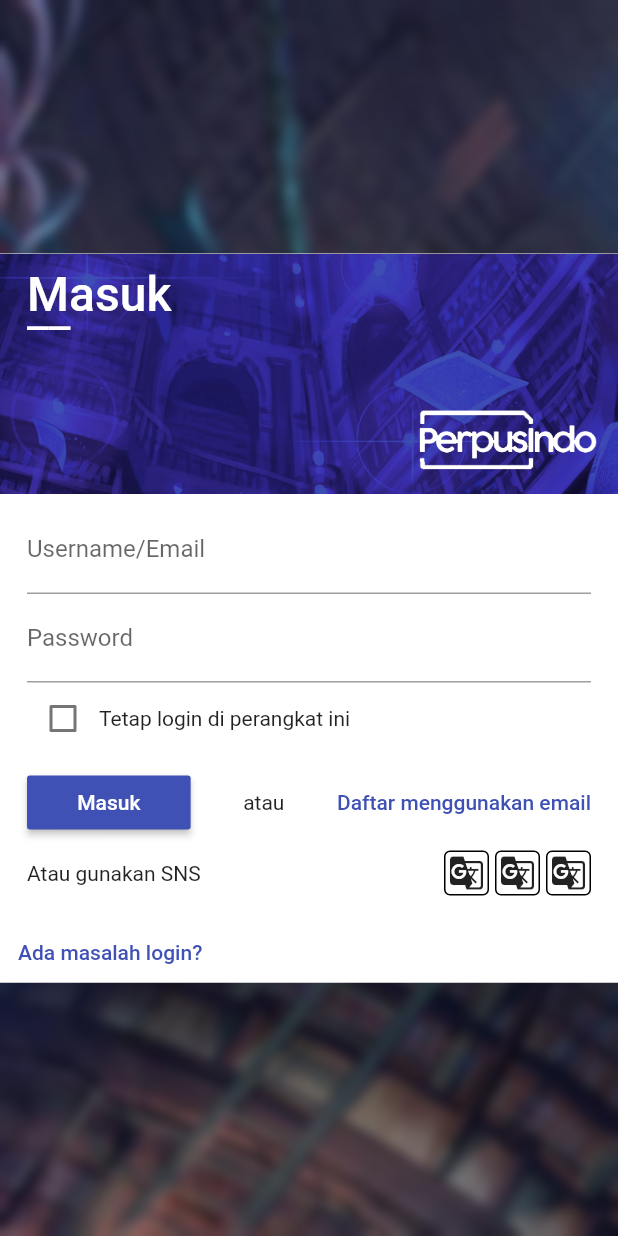
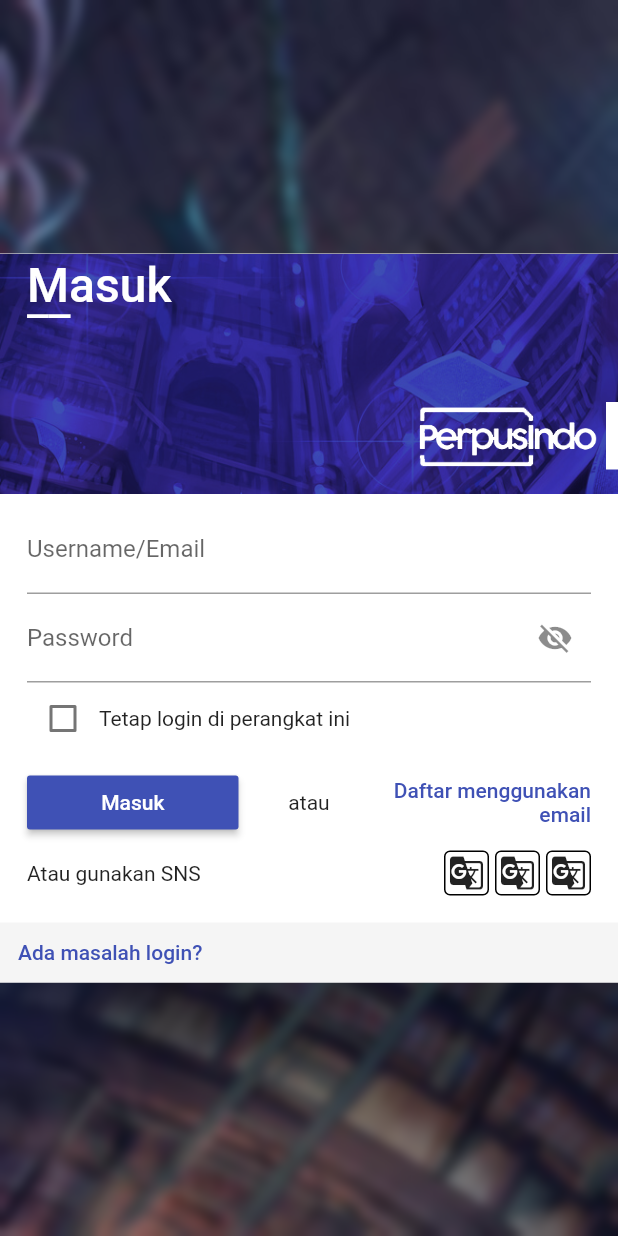
Before and after one commit to zerokira98/perpusindo_v1, a Flutter app: the LoginForm screen opened directly, on a phone screen of 412 x 824 dp. Run offline on Flutter 3.47's test engine with Material 2 defaults, Android fonts, the phone set to English and light mode, and no system bars; our stand-ins replace sensors.

Commit message:
Update loginui.dart

```diff
--- a/lib/loginui.dart
+++ b/lib/loginui.dart
@@ -10,11 +10,15 @@ class LoginForm extends StatefulWidget {
   _LoginFormState createState() => _LoginFormState();
 }
 
-class _LoginFormState extends State<LoginForm> {
+class _LoginFormState extends State<LoginForm>
+    with SingleTickerProviderStateMixin {
+  Animation myanimation;
+  AnimationController anicont;
   TextEditingController email = TextEditingController();
   TextEditingController password = TextEditingController();
   FocusNode fsEmail = FocusNode();
   FocusNode fsPassword = FocusNode();
+  bool securetext = true;
   bool check = false;
   AccelerometerEvent event;
   StreamSubscription accel;
@@ -22,11 +26,16 @@ class _LoginFormState extends State<LoginForm> {
   Timer timer;
   double loading = 0;
   bool tapped = false;
+  bool ready = false;
   Alignment ali = Alignment(-0.1, 0);
   // Alignment alib = Alignment(0, 0);
   @override
   void initState() {
     // TODO: implement initState
+
+    anicont =
+        AnimationController(vsync: this, duration: Duration(milliseconds: 750));
+    myanimation = Tween(begin: 0.0, end: 1.0).animate(anicont);
     accel = accelerometerEvents.listen((AccelerometerEvent even) {
       setState(() {
         event = even;
@@ -42,6 +51,7 @@ class _LoginFormState extends State<LoginForm> {
   @override
   void dispose() {
     // TODO: implement dispose
+    anicont.dispose();
     accel.cancel();
     timer.cancel();
     super.dispose();
@@ -75,7 +85,7 @@ class _LoginFormState extends State<LoginForm> {
               ),
             ),
             Positioned(
-              top: 8,
+              top: 2,
               left: 18,
               child: SafeArea(
                 child: Text(
@@ -88,7 +98,7 @@ class _LoginFormState extends State<LoginForm> {
               ),
             ),
             Positioned(
-                top: 18,
+                top: 10,
                 left: 18,
                 child: SafeArea(
                   child: Text(
@@ -97,8 +107,8 @@ class _LoginFormState extends State<LoginForm> {
                   ),
                 )),
             AnimatedPositioned(
-                duration: Duration(milliseconds: 300),
-                bottom: 14,
+                duration: Duration(milliseconds: 245),
+                bottom: 16,
                 right: 14 + loading, //14
                 child: Image.asset(
                   'images/pilogo.png',
@@ -107,23 +117,34 @@ class _LoginFormState extends State<LoginForm> {
                 )),
             AnimatedPositioned(
               duration: Duration(milliseconds: 300),
-                bottom: 14,
-                right: 14 - 52 + loading,
-                child: CircularProgressIndicator()),
+              bottom: 16,
+              right: 14 - 70 + loading,
+              child: Container(
+                height: 45,
+                padding:
+                    EdgeInsets.only(top: 6, bottom: 6, left: 12, right: 16),
+                color: Colors.white,
+                child: AnimatedSwitcher(
+                  duration: Duration(milliseconds: 200),
+                  child: !ready
+                      ? CircularProgressIndicator()
+                      : AnimatedIcon(
+                          icon: AnimatedIcons.pause_play,
+                          color: Colors.green,
+                          size: 28,
+                          progress: myanimation),
+                ),
+              ),
+            ),
           ],
         ),
       );
     }
 
-    Widget bottom(int orients) {
-      int orient = orients;
-      if (orient == 0) {
-        return Container(
-          child: Column(
-            crossAxisAlignment: CrossAxisAlignment.start,
-            mainAxisAlignment: MainAxisAlignment.spaceEvenly,
-            mainAxisSize: MainAxisSize.max,
-            children: <Widget>[
+    List<Widget> bottomStatic() {
+      return [
+        Container(),
+        Container(),
         Container(
           padding: EdgeInsets.only(top: 8, left: 18, right: 18),
           child: Column(
@@ -140,8 +161,7 @@ class _LoginFormState extends State<LoginForm> {
                         fsEmail.unfocus();
                         FocusScope.of(context).requestFocus(fsPassword);
                       },
-                            decoration:
-                                InputDecoration(labelText: 'Username/Email'),
+                      decoration: InputDecoration(labelText: 'Username/Email'),
 
                       // decoration:,
                     ),
@@ -154,8 +174,19 @@ class _LoginFormState extends State<LoginForm> {
                     child: TextFormField(
                       controller: password,
                       focusNode: fsPassword,
-                            obscureText: true,
-                            decoration: InputDecoration(labelText: 'Password'),
+                      obscureText: securetext,
+                      decoration: InputDecoration(
+                          labelText: 'Password',
+                          suffixIcon: InkWell(
+                            onTap: () {
+                              setState(() {
+                                securetext = !securetext;
+                              });
+                            },
+                            child: Icon(securetext
+                                ? Icons.visibility_off
+                                : Icons.visibility),
+                          )),
                     ),
                   ),
                 ],
@@ -186,33 +217,49 @@ class _LoginFormState extends State<LoginForm> {
               Row(
                 mainAxisAlignment: MainAxisAlignment.spaceBetween,
                 children: <Widget>[
-                        MaterialButton(
+                  Expanded(
+                    flex: 3,
+                    child: MaterialButton(
                       onPressed: () {
                         setState(() {
                           tapped = !tapped;
                           if (tapped) {
                             loading = 50;
+                            Future.delayed(Duration(seconds: 5), () {
+                              setState(() {
+                                ready = !ready;
+                                anicont.forward();
+                              });
+                            });
                           } else {
                             loading = 0;
+                            setState(() {
+                              ready = !ready;
+                              anicont.reverse();
+                            });
                           }
                         });
                       },
                       child: Padding(
-                            padding:
-                                const EdgeInsets.only(left: 14.0, right: 14),
+                        padding: const EdgeInsets.only(left: 2.0, right: 2),
                         child: Text(' Masuk '),
                       ),
                       textColor: Colors.white,
                       color: Theme.of(context).primaryColor,
                     ),
-                        Text('atau'),
-                        InkWell(
+                  ),
+                  Expanded(flex: 2, child: Center(child: Text('atau'))),
+                  Expanded(
+                    flex: 3,
+                    child: InkWell(
                       onTap: () {},
                       child: Text(
                         'Daftar menggunakan email',
+                        textAlign: TextAlign.end,
                         style: TextStyle(
                           fontWeight: FontWeight.w500,
                           color: Theme.of(context).primaryColor,
+                        ),
                       ),
                     ),
                   ),
@@ -227,13 +274,16 @@ class _LoginFormState extends State<LoginForm> {
                   Text('Atau gunakan SNS'),
                   Row(
                     children: <Widget>[
-                            Container(
+                      InkWell(
+                        onTap: () {},
+                        child: Container(
                           child: Icon(Icons.g_translate),
                           margin: EdgeInsets.only(left: 4),
                           padding: EdgeInsets.all(2),
                           decoration: BoxDecoration(
                               border: Border.all(),
                               borderRadius: BorderRadius.circular(4)),
+                        ),
                       ),
                       Container(
                         child: Icon(Icons.g_translate),
@@ -264,7 +314,9 @@ class _LoginFormState extends State<LoginForm> {
         // Spacer(),
         Container(
           padding: EdgeInsets.all(12),
-                color: Colors.white,
+          color: Theme.of(context).brightness == Brightness.dark
+              ? Colors.white
+              : Colors.grey[100],
           child: InkWell(
             onTap: () {},
             child: Text(
@@ -276,7 +328,21 @@ class _LoginFormState extends State<LoginForm> {
           ),
           width: double.maxFinite,
         )
-            ],
+      ];
+    }
+
+    Widget bottom(int orients) {
+      int orient = orients;
+
+      Widget statis = Container();
+
+      if (orient == 0) {
+        return Container(
+          child: Column(
+            crossAxisAlignment: CrossAxisAlignment.start,
+            mainAxisAlignment: MainAxisAlignment.spaceEvenly,
+            mainAxisSize: MainAxisSize.max,
+            children: bottomStatic(),
           ),
         );
       } else {
@@ -285,151 +351,7 @@ class _LoginFormState extends State<LoginForm> {
           // color: Colors.blue,
           child: Column(
             mainAxisAlignment: MainAxisAlignment.spaceBetween,
-            children: <Widget>[
-              Container(),
-              Container(),
-              Container(
-                padding: EdgeInsets.only(top: 8, left: 18, right: 18),
-                child: Column(
-                  children: <Widget>[
-                    Row(
-                      children: <Widget>[
-                        Expanded(
-                          child: TextFormField(
-                            controller: email,
-                            focusNode: fsEmail,
-                            textInputAction: TextInputAction.next,
-                            // onSubmitted: ,
-                            onFieldSubmitted: (val) {
-                              fsEmail.unfocus();
-                              FocusScope.of(context).requestFocus(fsPassword);
-                            },
-                            decoration:
-                                InputDecoration(labelText: 'Username/Email'),
-
-                            // decoration:,
-                          ),
-                        ),
-                      ],
-                    ),
-                    Row(
-                      children: <Widget>[
-                        Expanded(
-                          child: TextFormField(
-                            controller: password,
-                            focusNode: fsPassword,
-                            obscureText: true,
-                            decoration: InputDecoration(labelText: 'Password'),
-                          ),
-                        ),
-                      ],
-                    ),
-                    Row(
-                      children: <Widget>[
-                        Checkbox(
-                            value: true,
-                            onChanged: (val) {
-                              setState(() {});
-                            }),
-                        Text('Tetap login di perangkat ini'),
-                      ],
-                    ),
-                    SizedBox(
-                      height: 8,
-                    ),
-                    Row(
-                      mainAxisAlignment: MainAxisAlignment.spaceBetween,
-                      children: <Widget>[
-                        MaterialButton(
-                          onPressed: () {},
-                          child: Padding(
-                            padding:
-                                const EdgeInsets.only(left: 14.0, right: 14),
-                            child: Text(' Masuk '),
-                          ),
-                          textColor: Colors.white,
-                          color: Theme.of(context).accentColor,
-                        ),
-                        Text('atau'),
-                        Text(
-                          'Daftar menggunakan email',
-                          style: TextStyle(
-                            fontWeight: FontWeight.w500,
-                            color:
-                                Theme.of(context).brightness == Brightness.light
-                                    ? Theme.of(context).primaryColor
-                                    : Colors.orange,
-                          ),
-                        ),
-                      ],
-                    ),
-                    SizedBox(
-                      height: 8,
-                    ),
-                    Row(
-                      mainAxisAlignment: MainAxisAlignment.spaceBetween,
-                      children: <Widget>[
-                        Text('Atau gunakan SNS'),
-                        Row(
-                          children: <Widget>[
-                            Container(
-                              child: Icon(
-                                Icons.g_translate,
-                                size: 18,
-                              ),
-                              margin: EdgeInsets.only(left: 4),
-                              padding: EdgeInsets.all(6),
-                              decoration: BoxDecoration(
-                                  border: Border.all(),
-                                  borderRadius: BorderRadius.circular(18)),
-                            ),
-                            Container(
-                              child: Icon(
-                                Icons.g_translate,
-                                size: 18,
-                              ),
-                              margin: EdgeInsets.only(left: 4),
-                              padding: EdgeInsets.all(6),
-                              decoration: BoxDecoration(
-                                  border: Border.all(),
-                                  borderRadius: BorderRadius.circular(18)),
-                            ),
-                            Container(
-                              child: Icon(
-                                Icons.g_translate,
-                                size: 18,
-                              ),
-                              margin: EdgeInsets.only(left: 4),
-                              padding: EdgeInsets.all(6),
-                              decoration: BoxDecoration(
-                                  border: Border.all(),
-                                  borderRadius: BorderRadius.circular(18)),
-                            ),
-                          ],
-                        )
-                      ],
-                    ),
-                    SizedBox(
-                      height: 8,
-                    ),
-                  ],
-                ),
-              ),
-              // Spacer(),
-              Container(
-                padding: EdgeInsets.all(12),
-                color: Colors.white,
-                child: Text(
-                  'Ada masalah login?',
-                  style: TextStyle(
-                      color: Theme.of(context).brightness == Brightness.light
-                          ? Theme.of(context).primaryColor
-                          : Colors.orange,
-                      fontWeight: FontWeight.w500),
-                ),
-                width: double.maxFinite,
-              )
-            ],
+            children: bottomStatic(),
           ),
         );
       }
```
Lines whose indentation alone changed are shown as unchanged.
